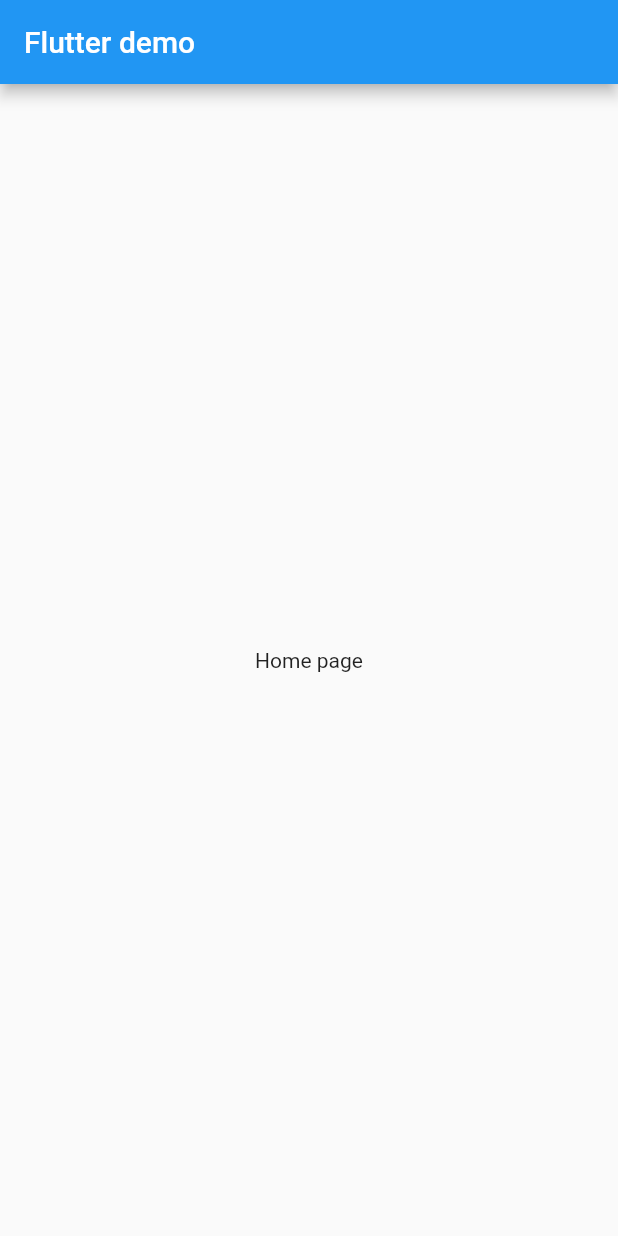
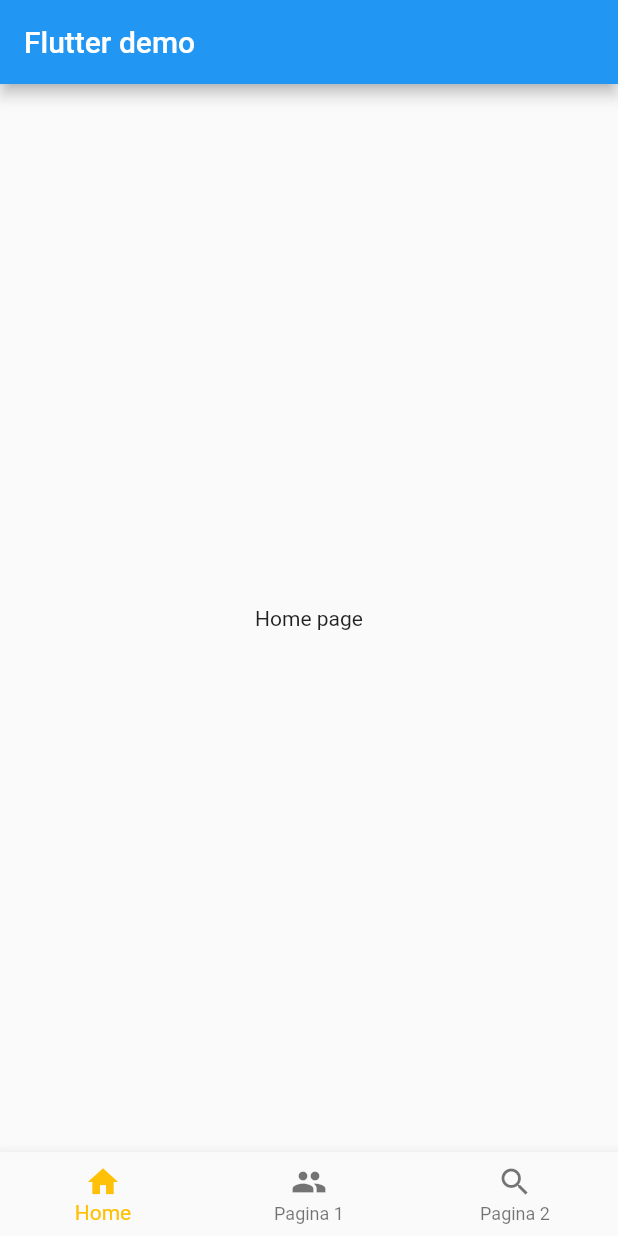
Before and after one commit to luigimicco/flutter_bottomnavigationbar, a Flutter app: the screen it shows after launch, on a phone screen of 412 x 824 dp. Run offline on Flutter 3.47's test engine with Material 2 defaults, Android fonts, the phone set to English and light mode, and no system bars.

```diff
--- a/lib/pages/home.dart
+++ b/lib/pages/home.dart
@@ -17,6 +17,23 @@ class _HomeState extends State<Home> {
         // in the middle of the parent.
         child: Text('Home page'),
       ),
+      bottomNavigationBar: BottomNavigationBar(
+        selectedItemColor: Colors.amber,
+        items: const <BottomNavigationBarItem>[
+          BottomNavigationBarItem(
+            icon: Icon(Icons.home),
+            label: 'Home',
+          ),
+          BottomNavigationBarItem(
+            icon: Icon(Icons.people),
+            label: 'Pagina 1',
+          ),
+          BottomNavigationBarItem(
+            icon: Icon(Icons.search),
+            label: 'Pagina 2',
+          ),
+        ],
+      ),
     );
   }
 }
```
